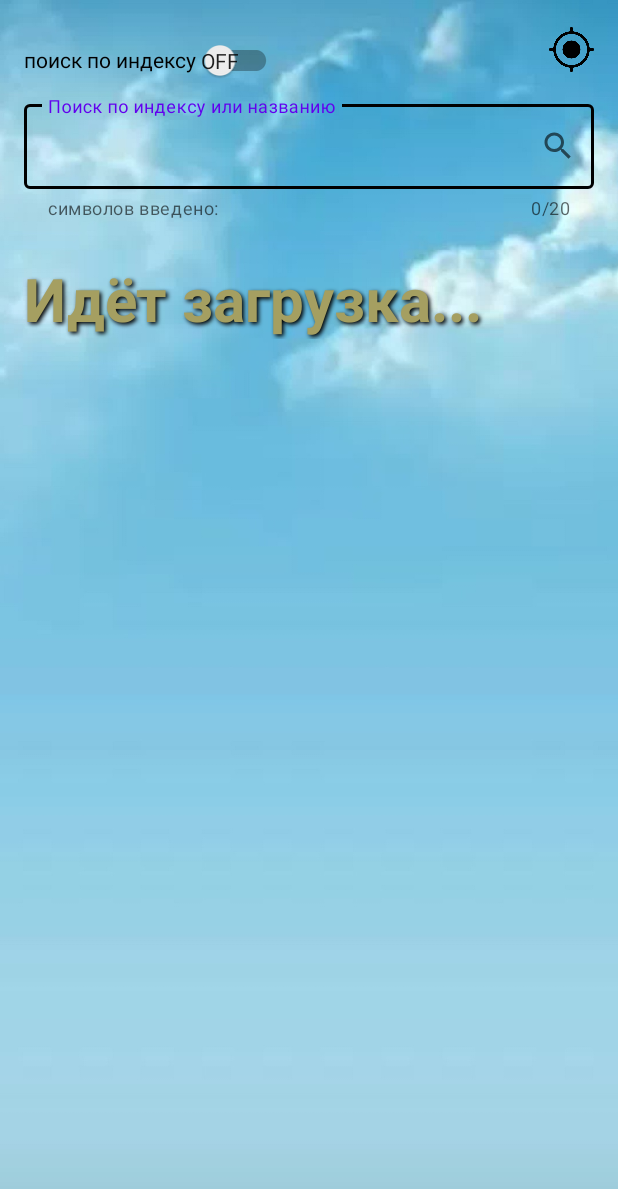
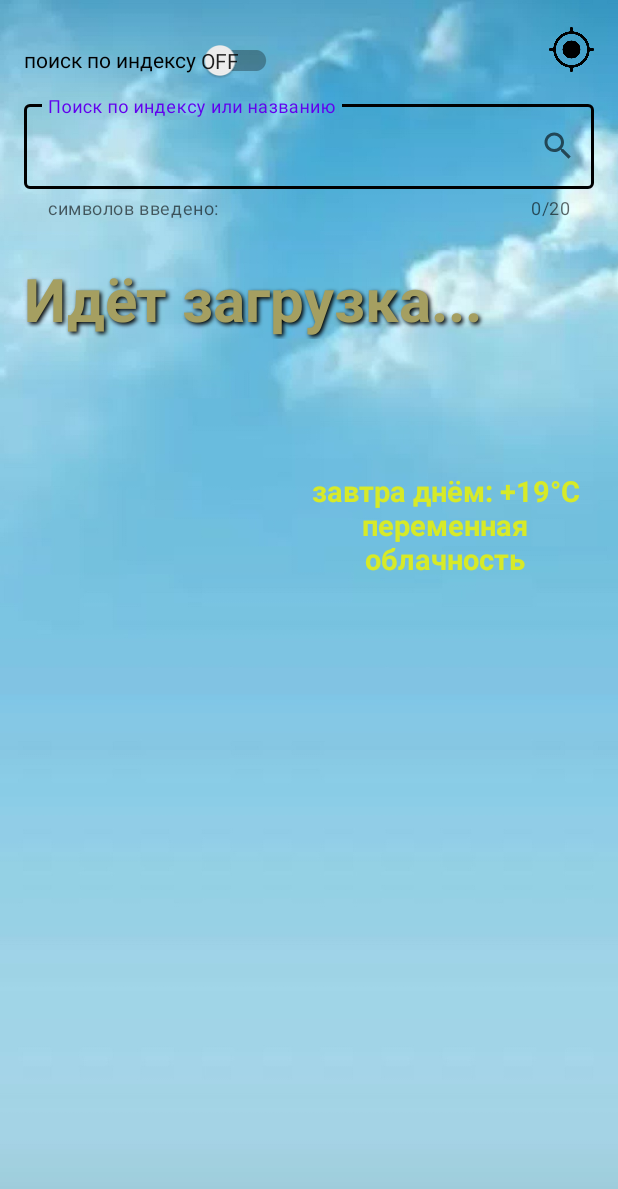
Before and after one commit to galeopsis/WeatherTestTask, an Android app: the layout weather_main_fragment.xml on its own in the app's theme, with its tools: preview values and no code run, on a phone screen of 412 x 824 dp. Shown: the top 1189 px of the screen. Run offline under Robolectric (Android 15) with nearby library versions, the phone set to English and light mode, and no system bars.

Commit message:
ver 1.2.0.72 release

```diff
--- a/app/src/main/java/com/galeopsis/weatherapp/ui/WeatherMainFragment.kt
+++ b/app/src/main/java/com/galeopsis/weatherapp/ui/WeatherMainFragment.kt
@@ -251,7 +251,7 @@ class WeatherMainFragment (): Fragment() {
                             "Красноярск" else cityName.text = weatherData.name
                         cityName.visibility = View.VISIBLE
 //                        temperature.text = ((weatherData.main?.temp?.toInt()).toString() + " °С")
-                        temperature.text = ("+$temp °С")
+                        temperature.text = ("+$temp°С")
                         temperature.visibility = View.VISIBLE
                         wind.text = (weatherData.wind?.speed.toString() + " м/с")
                         windSpeed.visibility = View.VISIBLE
--- a/app/src/main/res/layout/weather_main_fragment.xml
+++ b/app/src/main/res/layout/weather_main_fragment.xml
@@ -145,15 +145,12 @@
             android:layout_width="181dp"
             android:layout_height="136dp"
             android:layout_marginTop="88dp"
-            android:gravity="center"
-            android:shadowColor="@color/black"
-            android:shadowDx="2"
-            android:shadowDy="2"
-            android:shadowRadius="3"
+            android:gravity="center|top"
             android:text="завтра днём: +19°С\nпеременная облачность"
-            android:textColor="#E6D005"
+            android:textColor="#D7EA28"
             android:textSize="19sp"
-            android:visibility="invisible"
+            android:textStyle="bold"
+            android:visibility="visible"
             app:layout_constraintEnd_toEndOf="parent"
             app:layout_constraintHorizontal_bias="0.958"
             app:layout_constraintStart_toStartOf="parent"
```
Also changed, not shown: 1 other file.
